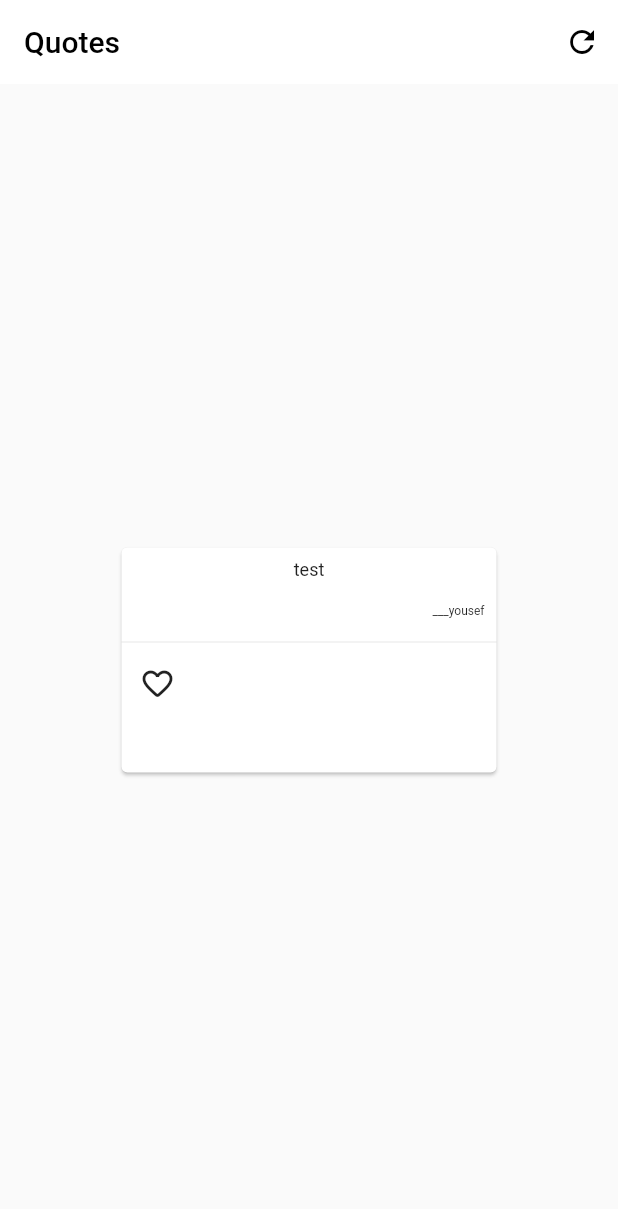
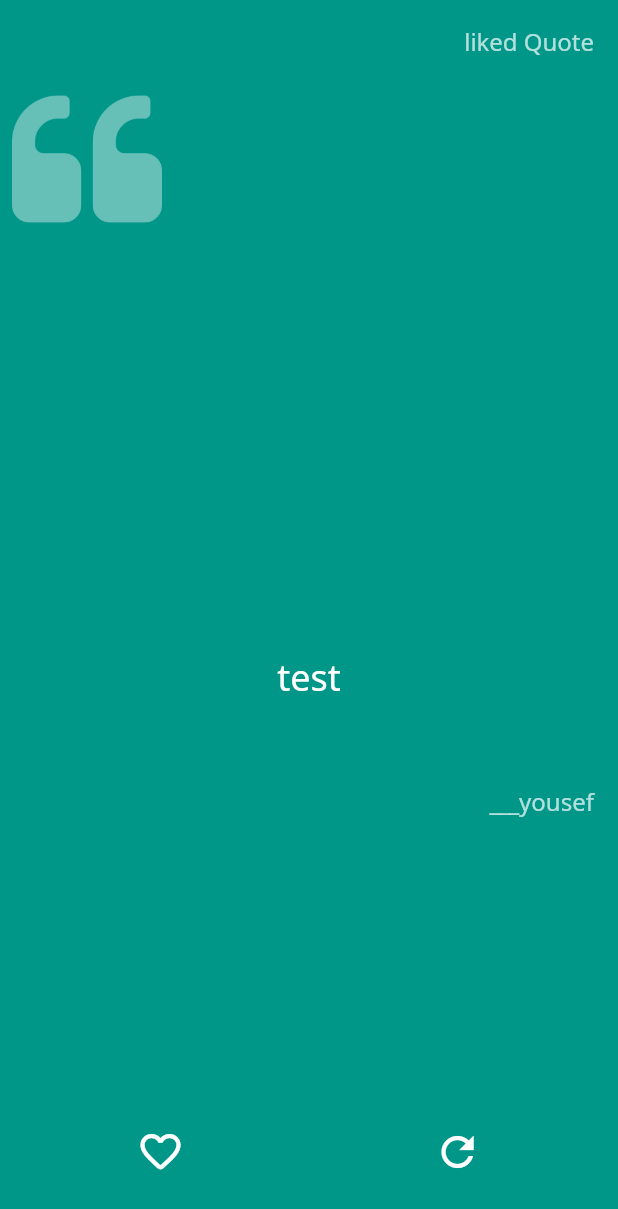
Before and after one commit to YousefBaj/QuotesApp, a Flutter app: the screen it shows after launch, on a phone screen of 412 x 824 dp. Shown: the top 1209 px of the screen. Run offline on Flutter 3.47's test engine with Material 2 defaults, Android fonts, the phone set to English and light mode, and no system bars; our stand-ins replace connectivity; network calls fail.

Commit message:
finish main function of app

```diff
--- /dev/null
+++ b/lib/Screens/home.dart
@@ -0,0 +1,224 @@
+import 'package:connectivity/connectivity.dart';
+import 'package:flutter/material.dart';
+import 'package:quotes/API/api.dart';
+import 'package:quotes/Screens/LikedQuoteScreen.dart';
+import 'package:quotes/model/likedQuote.dart';
+import 'package:quotes/model/quote.dart';
+
+class Home extends StatefulWidget {
+  static const String id = 'Home';
+  @override
+  _HomeState createState() => _HomeState();
+}
+
+class _HomeState extends State<Home> {
+  Quote quote = Quote(id: 1, author: "yousef", quote: "test");
+  bool liked = false;
+  String _networkStatus = '';
+
+  Connectivity connectivity = Connectivity();
+
+  void checkConnectivity1() async {
+    print('test');
+    var connectivityResult = await connectivity.checkConnectivity();
+    var conn = getConnectionValue(connectivityResult);
+    setState(() {
+      _networkStatus = 'Check Connection:: ' + conn;
+    });
+  }
+
+  String getConnectionValue(var connectivityResult) {
+    String status = '';
+    switch (connectivityResult) {
+      case ConnectivityResult.mobile:
+        status = 'Mobile';
+        break;
+      case ConnectivityResult.wifi:
+        status = 'Wi-Fi';
+        break;
+      case ConnectivityResult.none:
+        _noInternet();
+        status = 'None';
+        break;
+      default:
+        status = 'None';
+        break;
+    }
+    return status;
+  }
+
+  @override
+  void initState() {
+    // TODO: implement initState
+    super.initState();
+    getQuote();
+  }
+
+  void getQuote() async {
+    var data = await API.getQuote();
+    setState(() {
+      quote = data;
+    });
+  }
+
+  @override
+  Widget build(BuildContext context) {
+    return Scaffold(
+      appBar: AppBar(
+        actions: [
+          FlatButton(
+            onPressed: () => Navigator.pushNamed(context, LikedQuotesScreen.id),
+            child: Text(
+              'liked Quote',
+              style: TextStyle(
+                fontFamily: 'notoSans',
+                color: Colors.white70,
+                fontSize: 16,
+              ),
+            ),
+          ),
+        ],
+        backgroundColor: Colors.teal,
+        elevation: 0,
+      ),
+      backgroundColor: Colors.teal,
+      body: Center(
+        child: Container(
+          height: MediaQuery.of(context).size.height,
+          width: MediaQuery.of(context).size.width,
+          child: Padding(
+            padding: const EdgeInsets.only(
+              left: 8.0,
+              right: 8.0,
+              bottom: 32,
+            ),
+            child: Column(
+              mainAxisAlignment: MainAxisAlignment.spaceBetween,
+              crossAxisAlignment: CrossAxisAlignment.start,
+              children: [
+                Container(
+                  child: Image.asset(
+                    "assets/images/quote-left.png",
+                    color: Colors.white.withOpacity(0.4),
+                  ),
+                  width: 100,
+                  height: 100,
+                ),
+                SizedBox(
+                  height: 50,
+                ),
+                Column(
+                  children: [
+                    Padding(
+                      padding: const EdgeInsets.all(8.0),
+                      child: Text(
+                        quote.quote,
+                        style: TextStyle(
+                          fontSize: 24,
+                          fontFamily: "notoSans",
+                          color: Colors.white,
+                          fontWeight: FontWeight.w500,
+                        ),
+                      ),
+                    ),
+                    SizedBox(
+                      height: 40,
+                    ),
+                    Container(
+                      width: MediaQuery.of(context).size.width,
+                      child: Padding(
+                        padding: const EdgeInsets.all(8.0),
+                        child: Text(
+                          "___" + quote.author,
+                          style: TextStyle(
+                            fontSize: 16,
+                            fontFamily: 'notoSans',
+                            color: Colors.white70,
+                          ),
+                          textAlign: TextAlign.end,
+                        ),
+                      ),
+                    ),
+                    SizedBox(
+                      height: 80,
+                    ),
+                  ],
+                ),
+                Row(
+                  mainAxisAlignment: MainAxisAlignment.spaceAround,
+                  children: [
+                    IconButton(
+                      icon: Icon(
+                        liked
+                            ? Icons.favorite_rounded
+                            : Icons.favorite_border_rounded,
+                        color: Colors.white,
+                        size: 32,
+                      ),
+                      onPressed: () {
+                        liked
+                            ? LikedQuote.removeFromList(quote)
+                            : LikedQuote.addtoList(quote);
+                        setState(() {
+                          liked = !liked;
+                        });
+                      },
+                    ),
+                    IconButton(
+                      icon: Icon(
+                        Icons.refresh,
+                        color: Colors.white,
+                        size: 32,
+                      ),
+                      onPressed: () async {
+                        checkConnectivity1();
+                        getQuote();
+                        setState(() {
+                          liked = false;
+                        });
+                      },
+                    ),
+                  ],
+                ),
+              ],
+            ),
+          ),
+        ),
+      ),
+    );
+  }
+
+  Future<void> _noInternet() async {
+    return showDialog<void>(
+      context: context,
+      barrierDismissible: true, // user must tap button!
+      builder: (BuildContext context) {
+        return AlertDialog(
+          content: Container(
+            decoration: BoxDecoration(
+              color: Colors.white.withAlpha(50),
+              borderRadius: BorderRadius.circular(40),
+            ),
+            width: MediaQuery.of(context).size.width * 0.50,
+            height: MediaQuery.of(context).size.height * 0.20,
+            child: Column(
+              mainAxisAlignment: MainAxisAlignment.center,
+              crossAxisAlignment: CrossAxisAlignment.center,
+              children: [
+                Icon(
+                  Icons.info_outline,
+                  size: 100,
+                  color: Color(0xffF74C5F),
+                ),
+                Text(
+                  'No Internet connection',
+                  textAlign: TextAlign.center,
+                ),
+              ],
+            ),
+          ),
+        );
+      },
+    );
+  }
+}
--- a/lib/main.dart
+++ b/lib/main.dart
@@ -1,7 +1,7 @@
 import 'package:flutter/material.dart';
-import 'API/api.dart';
-import 'package:quotes/model/quote.dart';
-import 'package:quotes/API/api.dart';
+import 'package:quotes/Screens/LikedQuoteScreen.dart';
+
+import 'Screens/home.dart';
 
 void main() {
   runApp(MyApp());
@@ -13,110 +13,12 @@ class MyApp extends StatelessWidget {
   Widget build(BuildContext context) {
     return MaterialApp(
       debugShowCheckedModeBanner: false,
-      home: MyHomePage(),
+      initialRoute: Home.id,
+      routes: <String, WidgetBuilder>{
+        "/": (context) => Home(),
+        Home.id: (context) => Home(),
+        LikedQuotesScreen.id: (context) => LikedQuotesScreen(),
+      },
     );
   }
 }
-
-class MyHomePage extends StatefulWidget {
-  @override
-  _MyHomePageState createState() => _MyHomePageState();
-}
-
-class _MyHomePageState extends State<MyHomePage> {
-  Quote quote = Quote(id: 1, author: "yousef", quote: "test");
-  @override
-  void initState() {
-    // TODO: implement initState
-    super.initState();
-    getQuote();
-  }
-
-  void getQuote() async {
-    var data = await API.getQuote();
-    setState(() {
-      quote = data;
-    });
-  }
-
-  @override
-  Widget build(BuildContext context) {
-    return Scaffold(
-      appBar: AppBar(
-        title: Text(
-          "Quotes",
-          style: TextStyle(color: Colors.black),
-        ),
-        backgroundColor: Colors.white,
-        actions: [
-          IconButton(
-              icon: Icon(
-                Icons.refresh,
-                color: Colors.black,
-              ),
-              onPressed: () async {
-                var data = await API.getQuote();
-                setState(() {
-                  quote = data;
-                });
-              }),
-        ],
-        elevation: 0,
-      ),
-      body: Center(
-        child: Container(
-          height: MediaQuery.of(context).size.height,
-          width: MediaQuery.of(context).size.width,
-          child: Center(
-            child: Card(
-              child: Container(
-                width: 250,
-                height: 150,
-                child: Column(
-                  children: [
-                    Padding(
-                      padding: const EdgeInsets.all(8.0),
-                      child: Text(
-                        quote.quote,
-                        style: TextStyle(fontSize: 12),
-                      ),
-                    ),
-                    Container(
-                      width: 250,
-                      child: Padding(
-                        padding: const EdgeInsets.all(8.0),
-                        child: Text(
-                          "___" + quote.author,
-                          style: TextStyle(fontSize: 8),
-                          textAlign: TextAlign.end,
-                        ),
-                      ),
-                    ),
-                    Divider(
-                      thickness: 0.5,
-                    ),
-                    Container(
-                      height: 30,
-                      child: Row(
-                        crossAxisAlignment: CrossAxisAlignment.start,
-                        children: [
-                          IconButton(
-                              icon: Icon(
-                                Icons.favorite_border_rounded,
-                              ),
-                              onPressed: () {
-                                print("sfsdfsd");
-                              }),
-                        ],
-                      ),
-                    ),
-                  ],
-                ),
-              ),
-            ),
-          ),
-        ),
-      ),
-    );
-  }
-}
--- /dev/null
+++ b/lib/model/likedQuote.dart
@@ -0,0 +1,14 @@
+import 'quote.dart';
+
+class LikedQuote {
+  static List<Quote> likedQuote = [];
+
+  static void addtoList(Quote quote) {
+    likedQuote.add(quote);
+    print(likedQuote.last.quote);
+  }
+
+  static void removeFromList(Quote quote) {
+    likedQuote.remove(quote);
+  }
+}
```
Also changed, not shown: lib/Connectivity/ConnectivityService.dart (added, +20 -0 lines), lib/Screens/LikedQuoteScreen.dart (added, +108 -0 lines), pubspec.yaml (+9 -7 lines), assets/fonts/NotoSans-Bold.ttf (added), assets/fonts/NotoSans-BoldItalic.ttf (added), assets/fonts/NotoSans-Italic.ttf (added), assets/fonts/NotoSans-Regular.ttf (added), assets/images/quote-left.png (added), pubspec.lock, 4 other files.
